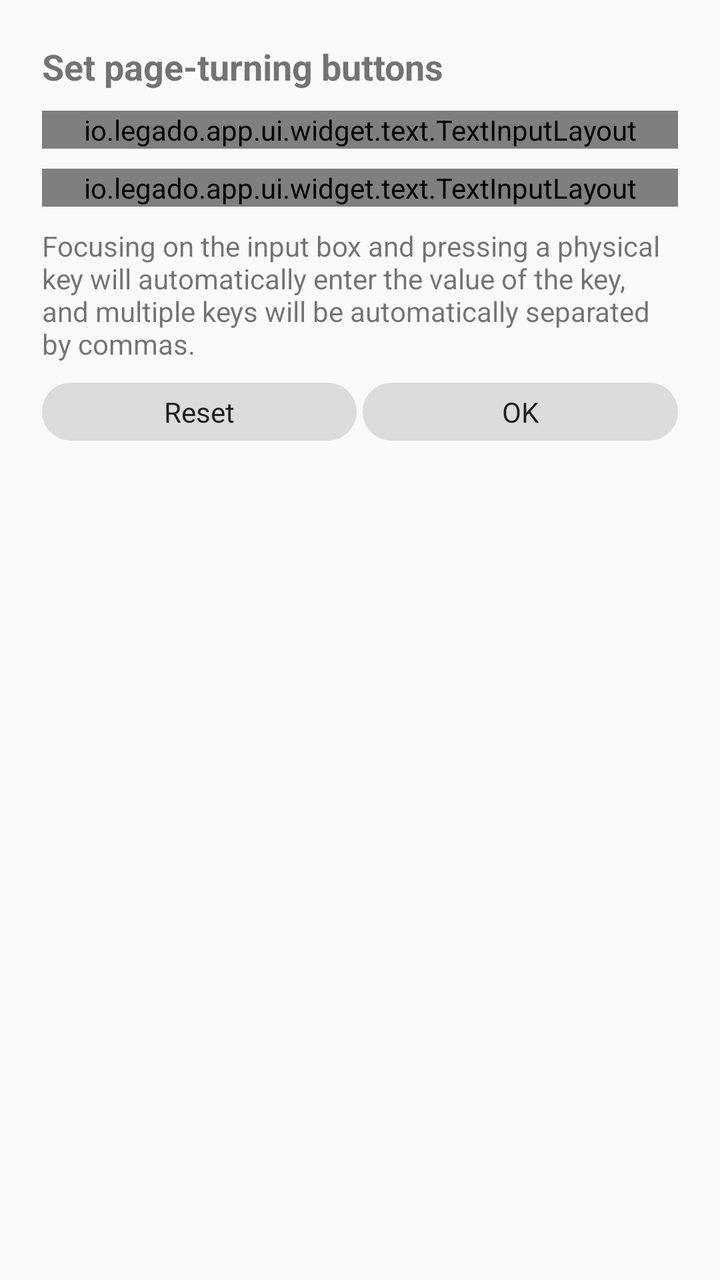
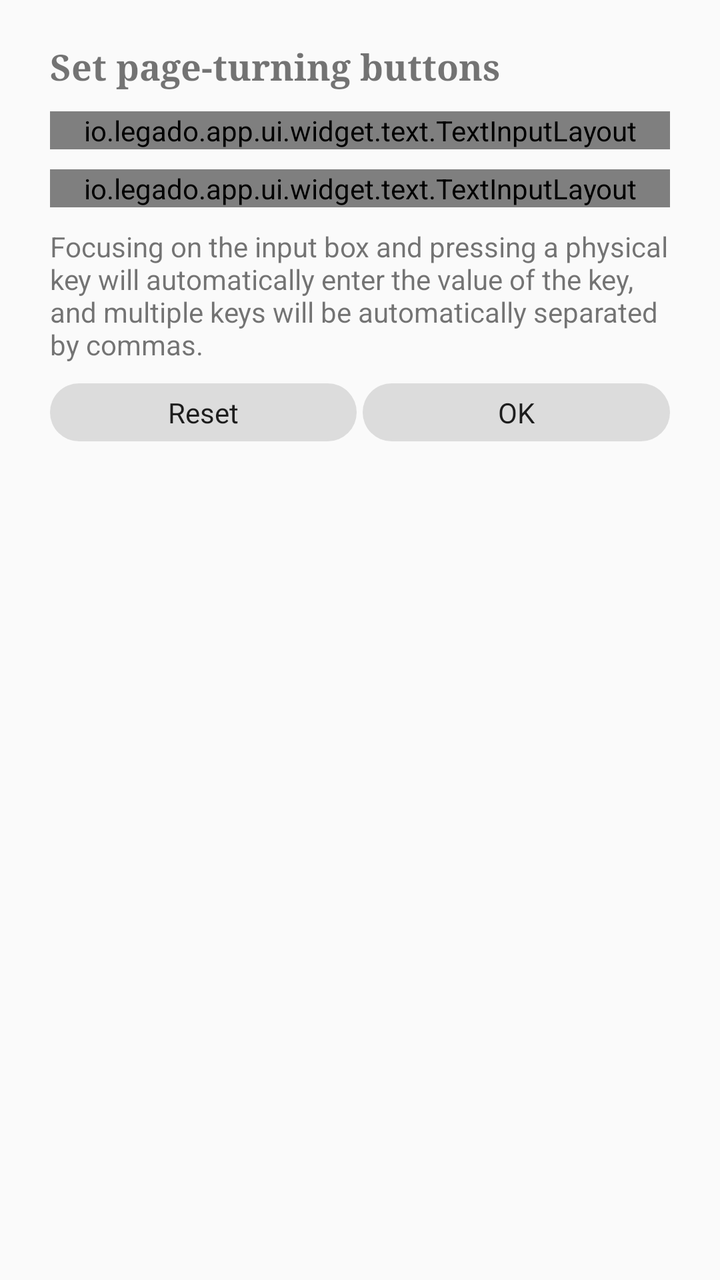

Screens rendered from an Android XML layout before and after an edit, with the pre-edit source and the edit as a unified diff.
<!-- AndroidManifest.xml: application theme AppTheme.Light -->
<!-- res/layout/dialog_page_key.xml -->
<?xml version="1.0" encoding="utf-8"?>
<LinearLayout xmlns:android="http://schemas.android.com/apk/res/android"
    android:id="@+id/content_view"
    android:orientation="vertical"
    android:layout_width="match_parent"
    android:layout_height="match_parent"
    android:background="@color/background"
    android:padding="16dp">

    <TextView
        android:id="@+id/tv_title"
        android:layout_width="match_parent"
        android:layout_height="wrap_content"
        android:layout_margin="5dp"
        android:textSize="18sp"
        android:textStyle="bold"
        android:text="@string/custom_page_key" />

    <io.legado.app.ui.widget.text.TextInputLayout
        android:layout_width="match_parent"
        android:layout_height="wrap_content"
        android:layout_margin="5dp"
        android:hint="@string/prev_page_key">

        <io.legado.app.lib.theme.view.ThemeEditText
            android:id="@+id/et_prev"
            android:layout_width="match_parent"
            android:layout_height="wrap_content"
            android:singleLine="true" />

    </io.legado.app.ui.widget.text.TextInputLayout>

    <io.legado.app.ui.widget.text.TextInputLayout
        android:layout_width="match_parent"
        android:layout_height="wrap_content"
        android:layout_margin="5dp"
        android:hint="@string/next_page_key">

        <io.legado.app.lib.theme.view.ThemeEditText
            android:id="@+id/et_next"
            android:layout_width="match_parent"
            android:layout_height="wrap_content"
            android:singleLine="true" />

    </io.legado.app.ui.widget.text.TextInputLayout>

    <TextView
        android:layout_width="match_parent"
        android:layout_height="wrap_content"
        android:layout_margin="5dp"
        android:textColor="@color/secondaryText"
        android:text="@string/page_key_set_help" />

    <LinearLayout
        android:layout_width="match_parent"
        android:layout_height="wrap_content"
        android:layout_margin="5dp"
        android:orientation="horizontal">

        <TextView
            android:id="@+id/tv_reset"
            android:layout_width="0dp"
            android:layout_height="wrap_content"
            android:layout_weight="1"
            android:background="@drawable/selector_fillet_btn_bg"
            android:clickable="true"
            android:focusable="true"
            android:gravity="center"
            android:paddingTop="5dp"
            android:paddingBottom="5dp"
            android:text="@string/reset"
            android:textColor="@color/primaryText" />

        <Space
            android:layout_width="3dp"
            android:layout_height="wrap_content" />

        <TextView
            android:id="@+id/tv_ok"
            android:layout_width="0dp"
            android:layout_height="wrap_content"
            android:layout_weight="1"
            android:background="@drawable/selector_fillet_btn_bg"
            android:clickable="true"
            android:focusable="true"
            android:gravity="center"
            android:paddingTop="5dp"
            android:paddingBottom="5dp"
            android:text="@string/ok"
            android:textColor="@color/primaryText" />

    </LinearLayout>

</LinearLayout>
<!-- resources referenced by this layout -->
<resources>
  <color name="background">@color/md_grey_50</color>
  <color name="primaryText">#de000000</color>
  <color name="secondaryText">#8a000000</color>
  <string name="custom_page_key">Set page-turning buttons</string>
  <string name="next_page_key">Page down button</string>
  <string name="ok">OK</string>
  <string name="page_key_set_help">Focusing on the input box and pressing a physical key will automatically enter the value of the key, and multiple keys will be automatically separated by commas.</string>
  <string name="prev_page_key">Page up button</string>
  <string name="reset">Reset</string>
  <style name="AppTheme.Light" parent="Base.AppTheme">
          <item name="actionBarStyle">@style/AppTheme.AppBarOverlay.Light</item>
      </style>
  <color name="md_grey_50">#FAFAFA</color>
  <style name="Base.AppTheme" parent="Theme.AppCompat.DayNight.NoActionBar">
          <item name="colorPrimary">@color/primary</item>
          <item name="colorPrimaryDark">@color/primaryDark</item>
          <item name="colorAccent">@color/accent</item>
          <item name="actionOverflowMenuStyle">@style/Style.PopupMenu</item>
          <item name="android:itemTextAppearance">@style/Style.MenuItemText</item>
          <item name="android:popupMenuStyle">@style/Style.PopupMenu</item>
          <item name="android:statusBarColor">@color/transparent</item>
          <item name="android:windowDrawsSystemBarBackgrounds">true</item>
      </style>
  <color name="btn_bg_press">#63ACACAC</color>
  <color name="btn_bg_press_2">#63858585</color>
  <color name="primary">@color/md_light_blue_600</color>
  <color name="primaryDark">@color/md_light_blue_700</color>
  <color name="accent">@color/md_pink_800</color>
  <color name="transparent">#00000000</color>
  <color name="md_grey_900">#212121</color>
  <color name="md_light_blue_600">#039BE5</color>
  <color name="md_light_blue_700">#0288D1</color>
  <color name="md_pink_800">#AD1457</color>
  <color name="menu_color_default">#383838</color>
  <color name="background_menu">@color/md_grey_200</color>
  <color name="md_grey_200">#EEEEEE</color>
  <!-- unchanged entries left out for length: 7 -->
</resources>

<!-- the commit's change to res/layout/dialog_page_key.xml (unified diff, before → after) -->
@@ -5,7 +5,10 @@
     android:layout_width="match_parent"
     android:layout_height="match_parent"
     android:background="@color/background"
-    android:padding="16dp">
+    android:paddingLeft="20dp"
+    android:paddingRight="20dp"
+    android:paddingTop="16dp"
+    android:paddingBottom="16dp">
 
     <TextView
         android:id="@+id/tv_title"
@@ -14,6 +17,7 @@
         android:layout_margin="5dp"
         android:textSize="18sp"
         android:textStyle="bold"
+        android:fontFamily="serif"
         android:text="@string/custom_page_key" />
 
     <io.legado.app.ui.widget.text.TextInputLayout
<!-- resource entries referenced after the edit -->
@@ -22,6 +22,8 @@
           <item name="android:popupMenuStyle">@style/Style.PopupMenu</item>
           <item name="android:statusBarColor">@color/transparent</item>
           <item name="android:windowDrawsSystemBarBackgrounds">true</item>
+          <item name="alertDialogTheme">@style/ink_AlertDialog</item>
+          <item name="android:divider">@color/ink_line</item>
       </style>
   <color name="btn_bg_press">#63ACACAC</color>
   <color name="btn_bg_press_2">#63858585</color>
@@ -29,11 +31,43 @@
   <color name="primaryDark">@color/md_light_blue_700</color>
   <color name="accent">@color/md_pink_800</color>
   <color name="transparent">#00000000</color>
+  <style name="ink_AlertDialog" parent="Theme.AppCompat.DayNight.Dialog.Alert">
+          <item name="android:textColorAlertDialogListItem">@color/ink_text</item>
+          <item name="android:windowBackground">@drawable/ink_bg_dialog</item>
+          <item name="buttonBarButtonStyle">@style/ink_DialogButton</item>
+          <item name="buttonBarPositiveButtonStyle">@style/ink_DialogButton</item>
+          <item name="buttonBarNegativeButtonStyle">@style/ink_DialogButton</item>
+          <item name="buttonBarNeutralButtonStyle">@style/ink_DialogButton</item>
+          <item name="colorAccent">@color/accent</item>
+          <item name="android:textColorPrimary">@color/ink_text</item>
+          <item name="android:textColorSecondary">@color/ink_text_sub</item>
+          <item name="android:colorBackground">@color/ink_card</item>
+      </style>
+  <color name="ink_line">#1F2B2722</color>
   <color name="md_grey_900">#212121</color>
   <color name="md_light_blue_600">#039BE5</color>
   <color name="md_light_blue_700">#0288D1</color>
   <color name="md_pink_800">#AD1457</color>
   <color name="menu_color_default">#383838</color>
+  <color name="ink_text">#2B2722</color>
+  <!-- drawable ink_bg_dialog (drawable) -->
+  <?xml version="1.0" encoding="utf-8"?>
+  <inset xmlns:android="http://schemas.android.com/apk/res/android"
+      android:insetLeft="16dp"
+      android:insetRight="16dp">
+      <shape android:shape="rectangle">
+          <corners android:radius="8dp" />
+          <solid android:color="@color/ink_card" />
+          <stroke android:width="0.5dp" android:color="@color/ink_line" />
+      </shape>
+  </inset>
+  <style name="ink_DialogButton" parent="Widget.AppCompat.Button.ButtonBar.AlertDialog">
+          <item name="android:textColor">@color/accent</item>
+          <item name="android:textSize">14sp</item>
+          <item name="android:textStyle">bold</item>
+      </style>
+  <color name="ink_text_sub">#7A7166</color>
+  <color name="ink_card">#FFFDF8</color>
   <color name="background_menu">@color/md_grey_200</color>
   <color name="md_grey_200">#EEEEEE</color>
   <!-- unchanged entries left out for length: 7 -->
